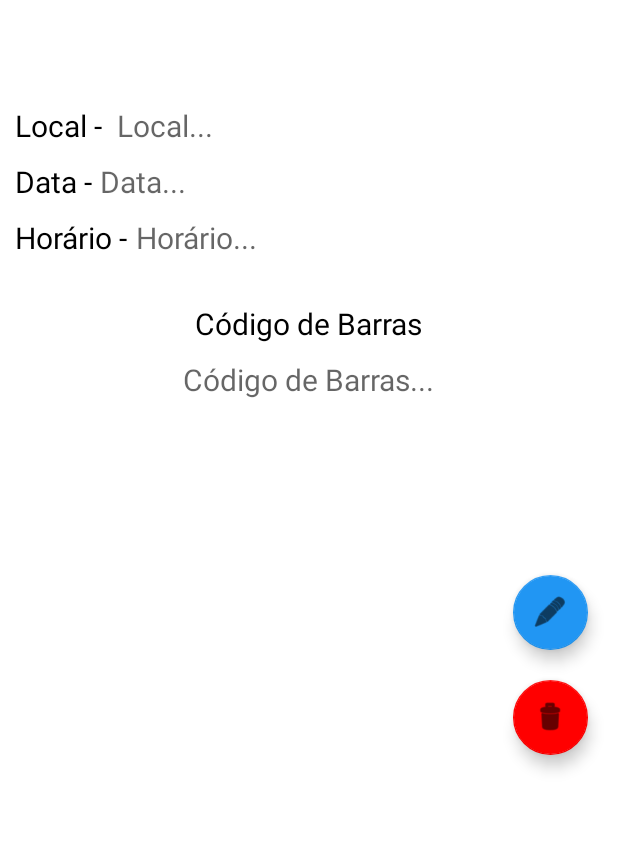
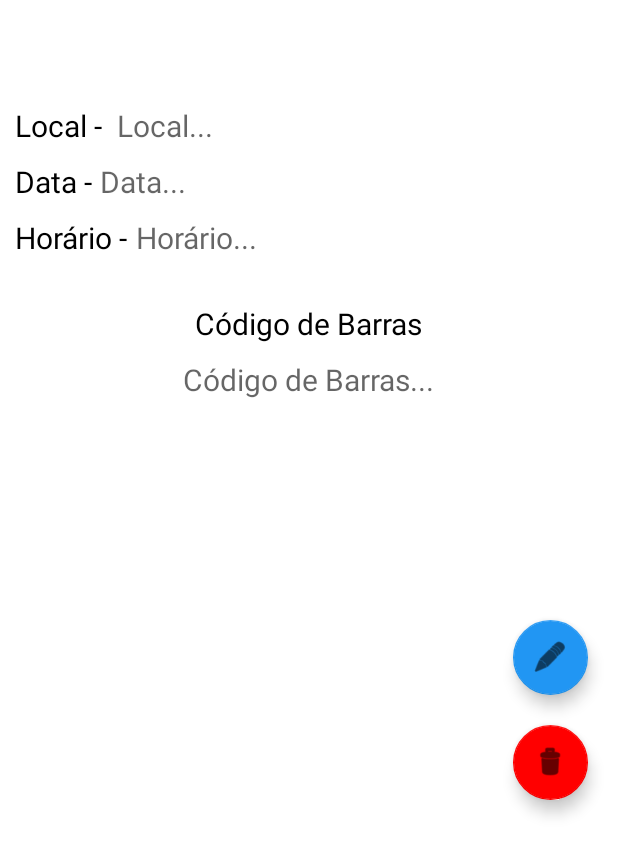
Before and after one commit to brverdan/SmartWallet, an Android app: the DetailsTicketFragment screen opened through its navigation route, on a phone screen of 412 x 824 dp, the part 376-1236 px from its top. Run offline under Robolectric (Android 15) with nearby library versions, the phone set to English and light mode, and no system bars; our stand-ins replace navigation-ui.

Commit message:
Padronizado layout dos botoes em relacao ao bottom.

```diff
--- a/app/src/main/res/layout/details_ticket_fragment.xml
+++ b/app/src/main/res/layout/details_ticket_fragment.xml
@@ -131,7 +131,7 @@
         android:layout_width="wrap_content"
         android:layout_height="wrap_content"
         android:layout_marginEnd="20dp"
-        android:layout_marginBottom="70dp"
+        android:layout_marginBottom="40dp"
         android:clickable="true"
         android:src="@android:drawable/ic_menu_delete"
         app:backgroundTint="#FF0000"
--- a/app/src/main/res/layout/details_user_fragment.xml
+++ b/app/src/main/res/layout/details_user_fragment.xml
@@ -12,7 +12,7 @@
         android:layout_width="wrap_content"
         android:layout_height="wrap_content"
         android:layout_marginEnd="20dp"
-        android:layout_marginBottom="70dp"
+        android:layout_marginBottom="40dp"
         android:clickable="true"
         android:src="@android:drawable/ic_menu_edit"
         app:backgroundTint="#2196F3"
--- a/app/src/main/res/layout/form_ticket_fragment.xml
+++ b/app/src/main/res/layout/form_ticket_fragment.xml
@@ -144,7 +144,7 @@
         android:layout_width="wrap_content"
         android:layout_height="wrap_content"
         android:layout_marginEnd="20dp"
-        android:layout_marginBottom="70dp"
+        android:layout_marginBottom="40dp"
         android:clickable="true"
         android:src="@android:drawable/ic_menu_save"
         app:backgroundTint="#029A08"
--- a/app/src/main/res/layout/form_user_fragment.xml
+++ b/app/src/main/res/layout/form_user_fragment.xml
@@ -12,7 +12,7 @@
         android:layout_width="wrap_content"
         android:layout_height="wrap_content"
         android:layout_marginEnd="20dp"
-        android:layout_marginBottom="70dp"
+        android:layout_marginBottom="40dp"
         android:clickable="true"
         android:src="@android:drawable/ic_menu_save"
         app:backgroundTint="#029A08"
--- a/app/src/main/res/layout/list_tickets_fragment.xml
+++ b/app/src/main/res/layout/list_tickets_fragment.xml
@@ -12,7 +12,7 @@
         android:layout_width="wrap_content"
         android:layout_height="wrap_content"
         android:layout_marginEnd="20dp"
-        android:layout_marginBottom="70dp"
+        android:layout_marginBottom="40dp"
         android:clickable="true"
         android:src="@android:drawable/ic_input_add"
         app:backgroundTint="#029A08"
```
